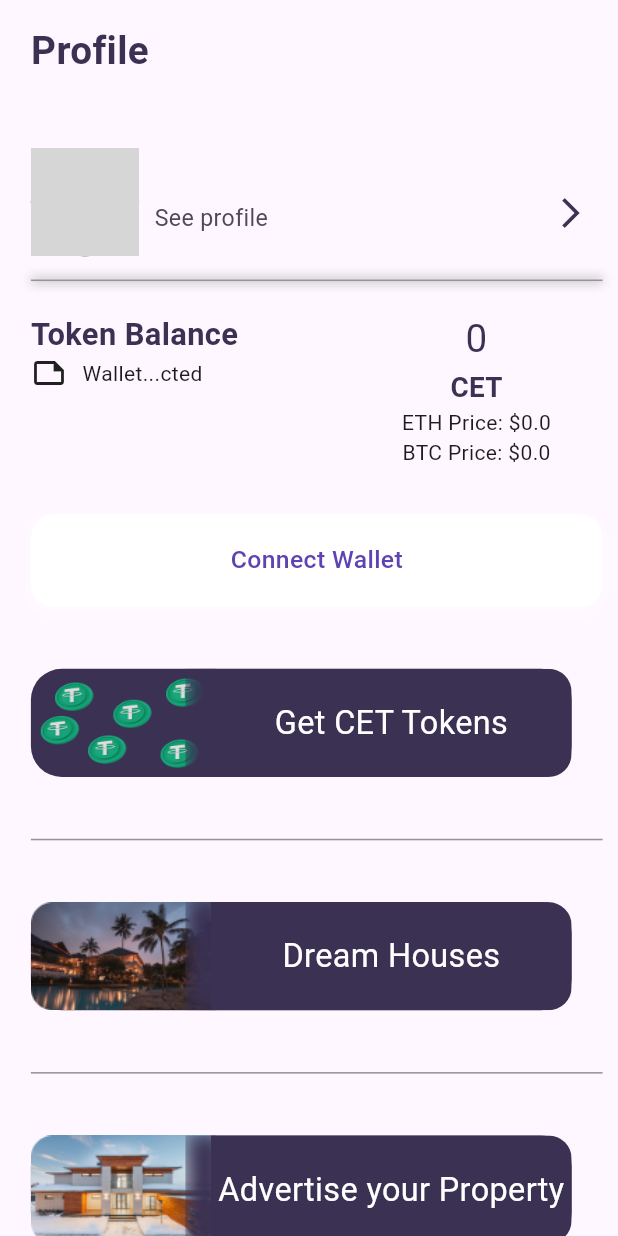
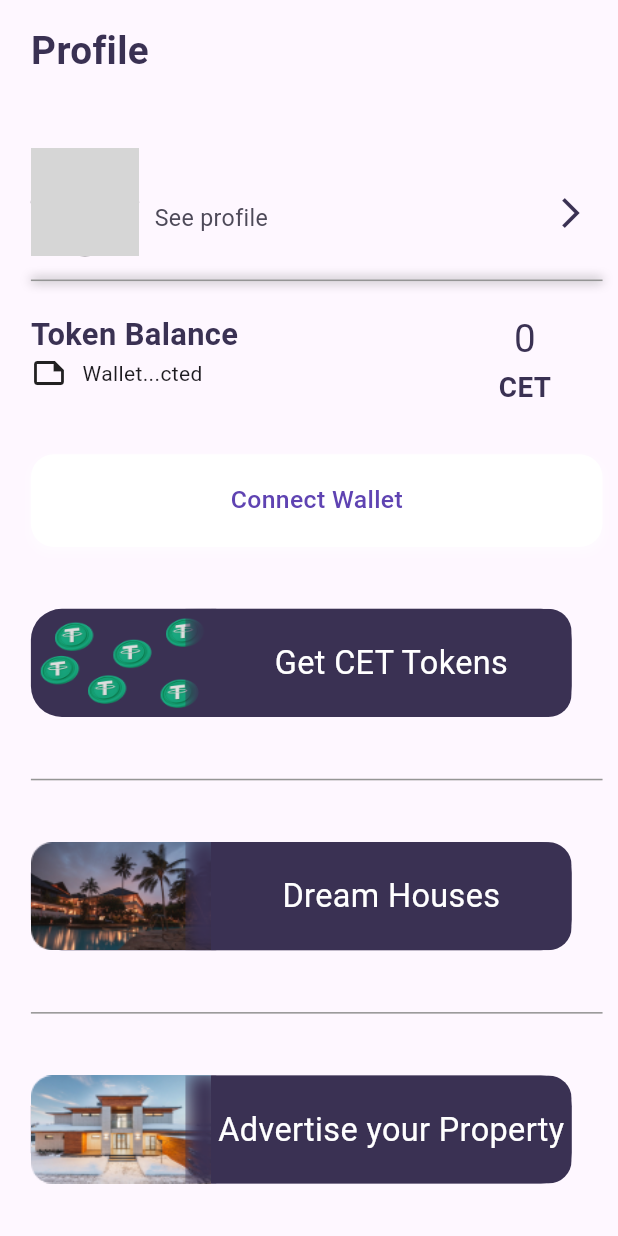
Before and after one commit to EstateTech/EstateTech-Flutter-App, a Flutter app: the ProfileScreen screen opened directly, on a phone screen of 412 x 824 dp. Run offline on Flutter 3.47's test engine with Material 3 defaults, Android fonts, the phone set to English and light mode, and no system bars; drawn by our look-alikes of cached_network_image; our stand-ins replace carousel_slider, cloud_firestore, firebase_auth, firebase_core, firebase_storage, flutter_rating_bar and 16 more; missing offline and left inert: country_list_pick, geocode, walletconnect_dart, web3dart, web3modal_flutter; accounts and stored records are empty; network calls fail; grey boxes are pictures that could not be loaded.

Commit message:
Update profile_screen.dart

```diff
--- a/lib/screens/bottomNavigation/profile/profile_screen.dart
+++ b/lib/screens/bottomNavigation/profile/profile_screen.dart
@@ -310,8 +310,8 @@ class _ProfileScreenState extends State<ProfileScreen> {
                                   fontSize: 18.sp,
                                   fontWeight: FontWeight.bold),
                             ),
-                            Text('ETH Price: \$${cryptoProvider.ethPrice}'),
-                            Text('BTC Price: \$${cryptoProvider.btcPrice}'),
+                            // Text('ETH Price: \$${cryptoProvider.ethPrice}'),
+                            // Text('BTC Price: \$${cryptoProvider.btcPrice}'),
                           ],
                         ),
                         SizedBox(
```
